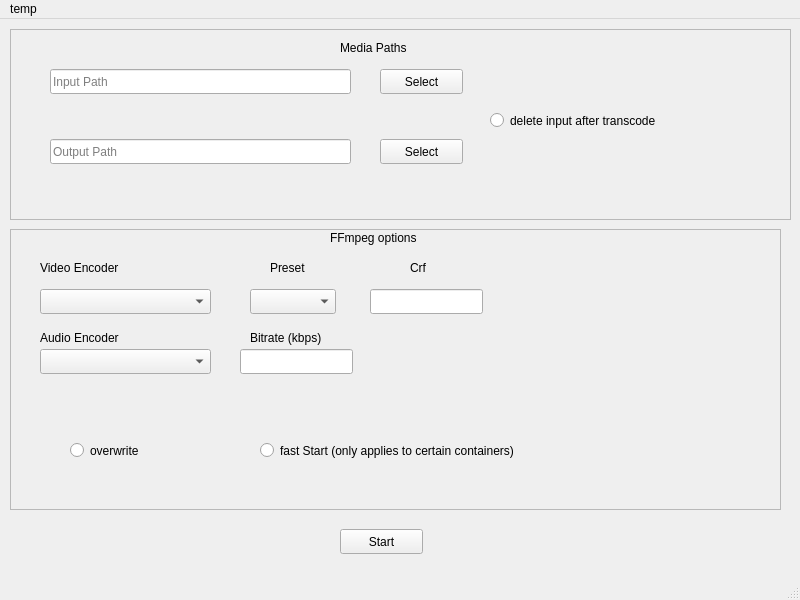
Above: mainwindow.ui from seanmeaney/batch-rencode-qt before the change. Below: the same form after it.
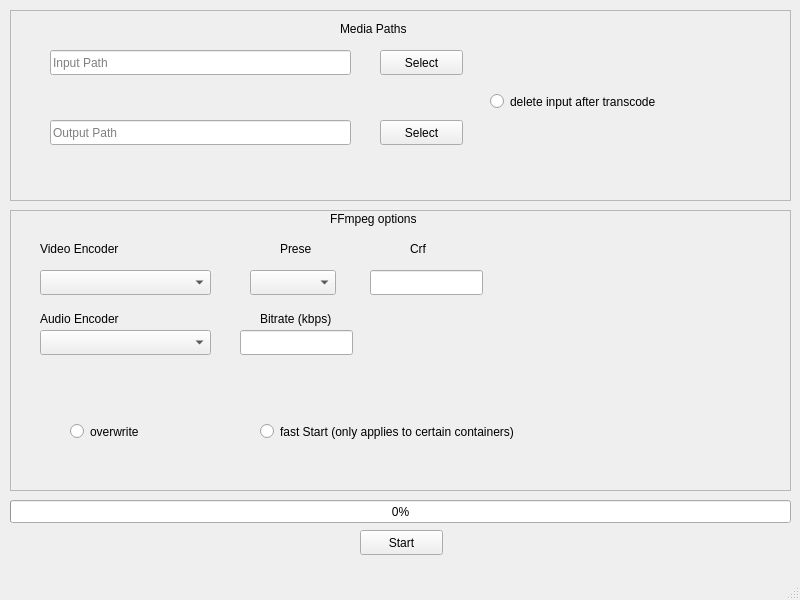
That is the form after the change.

Commit message: fleshed out codec class and added a few neeeded funcs to worker

Diff of the .ui file:
```diff
--- a/mainwindow.ui
+++ b/mainwindow.ui
@@ -17,8 +17,8 @@
    <widget class="QPushButton" name="startConversion">
     <property name="geometry">
      <rect>
-      <x>340</x>
-      <y>510</y>
+      <x>360</x>
+      <y>530</y>
       <width>83</width>
       <height>25</height>
      </rect>
@@ -138,7 +138,7 @@
      <rect>
       <x>10</x>
       <y>210</y>
-      <width>771</width>
+      <width>781</width>
       <height>281</height>
      </rect>
     </property>
@@ -233,9 +233,9 @@
     <widget class="QLabel" name="label_4">
      <property name="geometry">
       <rect>
-       <x>260</x>
+       <x>270</x>
        <y>30</y>
-       <width>62</width>
+       <width>31</width>
        <height>17</height>
       </rect>
      </property>
@@ -282,9 +282,9 @@
     <widget class="QLabel" name="label_7">
      <property name="geometry">
       <rect>
-       <x>240</x>
+       <x>250</x>
        <y>100</y>
-       <width>101</width>
+       <width>71</width>
        <height>17</height>
       </rect>
      </property>
@@ -303,6 +303,19 @@
      </property>
     </widget>
    </widget>
+   <widget class="QProgressBar" name="progressBar">
+    <property name="geometry">
+     <rect>
+      <x>10</x>
+      <y>500</y>
+      <width>781</width>
+      <height>23</height>
+     </rect>
+    </property>
+    <property name="value">
+     <number>0</number>
+    </property>
+   </widget>
   </widget>
   <widget class="QMenuBar" name="menubar">
    <property name="geometry">
@@ -310,15 +323,9 @@
      <x>0</x>
      <y>0</y>
      <width>800</width>
-     <height>22</height>
+     <height>20</height>
     </rect>
    </property>
-   <widget class="QMenu" name="menuBatch_Transcoder">
-    <property name="title">
-     <string>temp</string>
-    </property>
-   </widget>
-   <addaction name="menuBatch_Transcoder"/>
   </widget>
   <widget class="QStatusBar" name="statusbar"/>
  </widget>
```
The commit also changes 6 other files.
